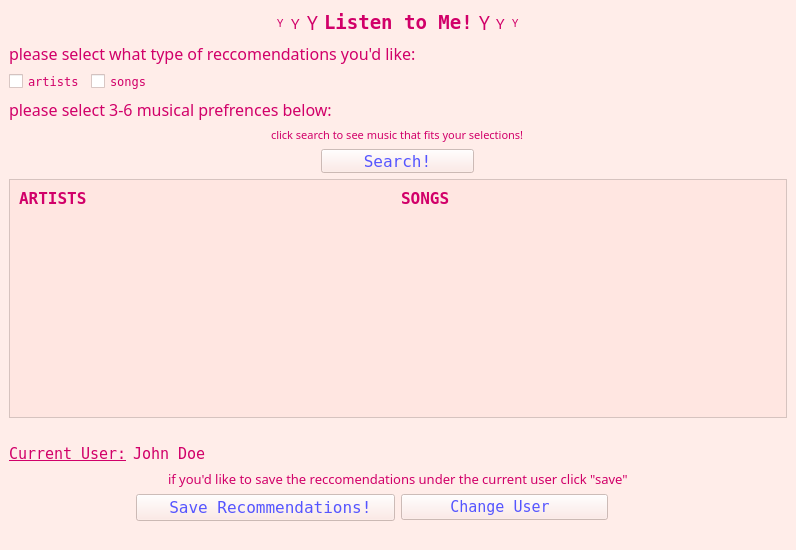
The window that UI/main.ui (avar33/ListenToMe-task1) describes before a commit, drawn with Qt 5.
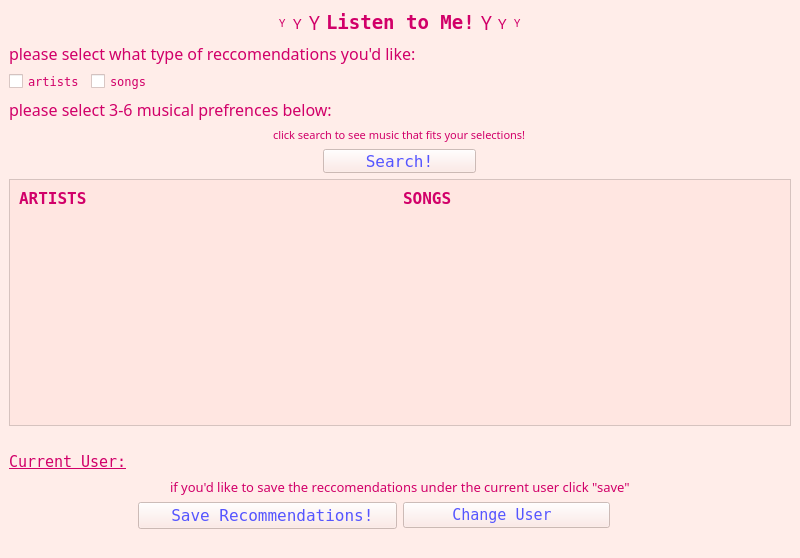
The same window after the commit.

Diff of the .ui file:
```diff
--- a/UI/main.ui
+++ b/UI/main.ui
@@ -6,8 +6,8 @@
    <rect>
     <x>0</x>
     <y>0</y>
-    <width>796</width>
-    <height>550</height>
+    <width>800</width>
+    <height>558</height>
    </rect>
   </property>
   <property name="palette">
@@ -562,7 +562,7 @@
          </font>
         </property>
         <property name="text">
-         <string>John Doe</string>
+         <string/>
         </property>
        </widget>
       </item>
@@ -653,8 +653,8 @@
         <rect>
          <x>0</x>
          <y>0</y>
-         <width>776</width>
-         <height>258</height>
+         <width>780</width>
+         <height>266</height>
         </rect>
        </property>
        <layout class="QGridLayout" name="gridLayout_2">
```
